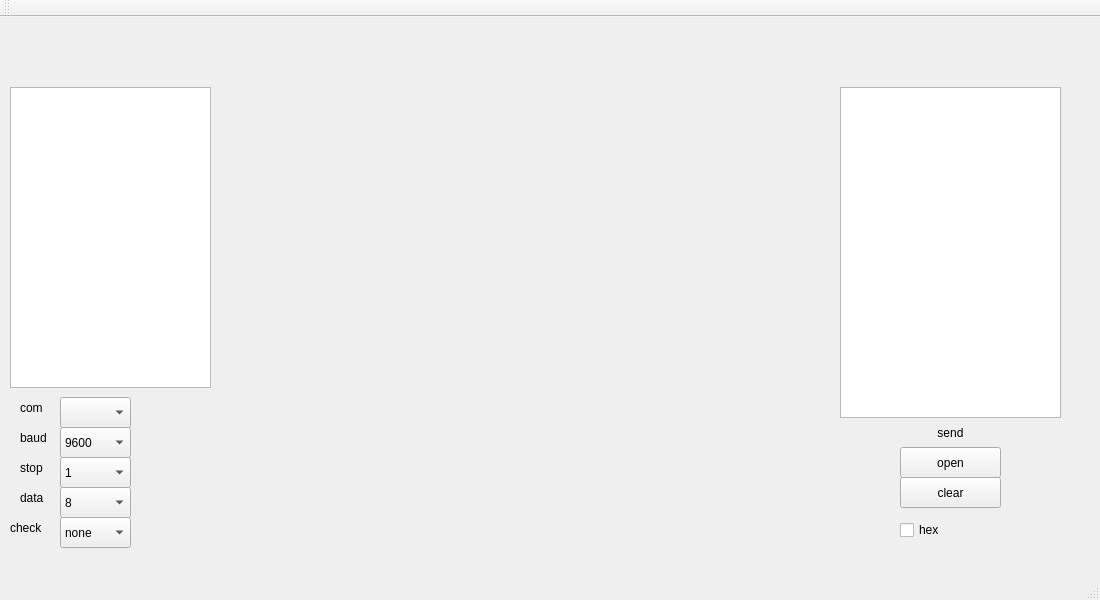
Qt form mainwindow.ui (Liurunyuan/guiJ75) before a commit.
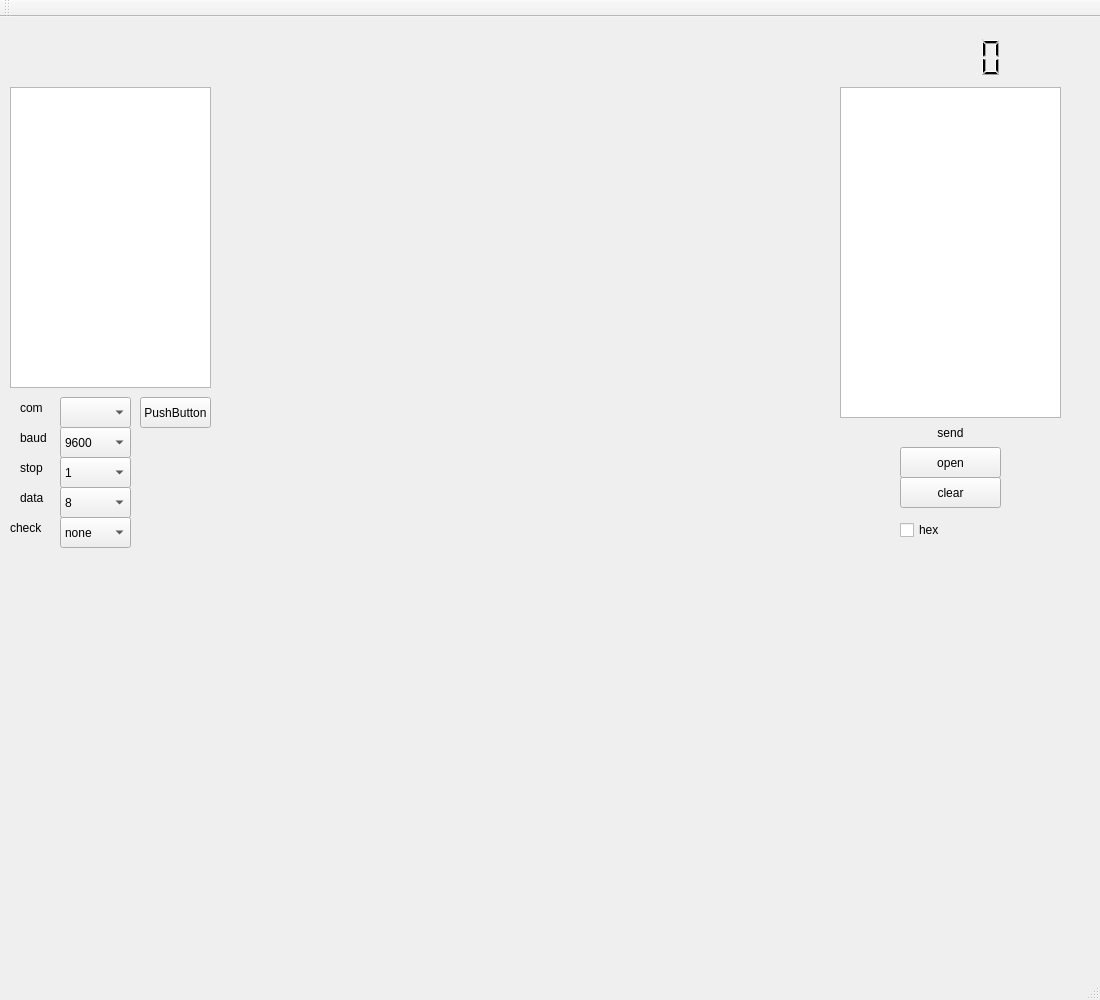
The same form after that commit. Custom widgets are drawn as their Qt base class.

Diff of the .ui file:
```diff
--- a/mainwindow.ui
+++ b/mainwindow.ui
@@ -7,7 +7,7 @@
     <x>0</x>
     <y>0</y>
     <width>1100</width>
-    <height>600</height>
+    <height>1000</height>
    </rect>
   </property>
   <property name="windowTitle">
@@ -235,6 +235,45 @@
      <string>check</string>
     </property>
    </widget>
+   <widget class="QLCDNumber" name="lcdNumber">
+    <property name="geometry">
+     <rect>
+      <x>870</x>
+      <y>20</y>
+      <width>161</width>
+      <height>41</height>
+     </rect>
+    </property>
+    <property name="frameShape">
+     <enum>QFrame::NoFrame</enum>
+    </property>
+    <property name="frameShadow">
+     <enum>QFrame::Raised</enum>
+    </property>
+   </widget>
+   <widget class="QPushButton" name="testbtn">
+    <property name="geometry">
+     <rect>
+      <x>140</x>
+      <y>380</y>
+      <width>71</width>
+      <height>31</height>
+     </rect>
+    </property>
+    <property name="text">
+     <string>PushButton</string>
+    </property>
+   </widget>
+   <widget class="QCustomPlot" name="widget" native="true">
+    <property name="geometry">
+     <rect>
+      <x>240</x>
+      <y>100</y>
+      <width>561</width>
+      <height>431</height>
+     </rect>
+    </property>
+   </widget>
   </widget>
   <widget class="QMenuBar" name="menuBar">
    <property name="geometry">
@@ -257,6 +296,14 @@
   <widget class="QStatusBar" name="statusBar"/>
  </widget>
  <layoutdefault spacing="6" margin="11"/>
+ <customwidgets>
+  <customwidget>
+   <class>QCustomPlot</class>
+   <extends>QWidget</extends>
+   <header location="global">qcustomplot.h</header>
+   <container>1</container>
+  </customwidget>
+ </customwidgets>
  <resources/>
  <connections>
   <connection>
```
Left out of the diff: 35 changed lines with no effect on the pictures.
